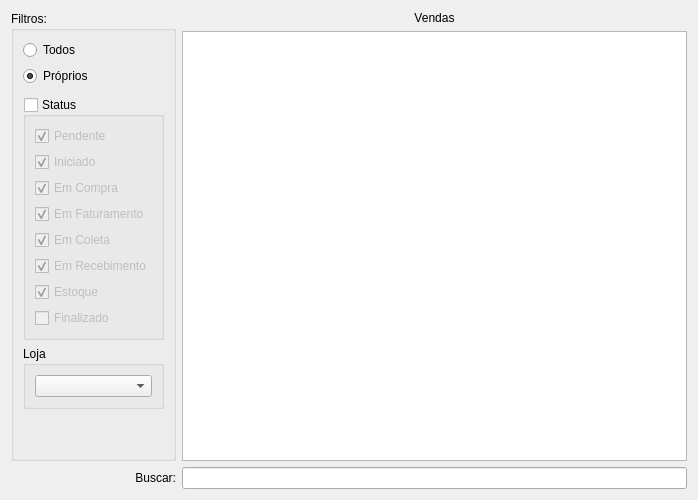
Above: ui/widgetvenda.ui from lellisls/ERP-STACCATO before the change. Below: the same form after it.
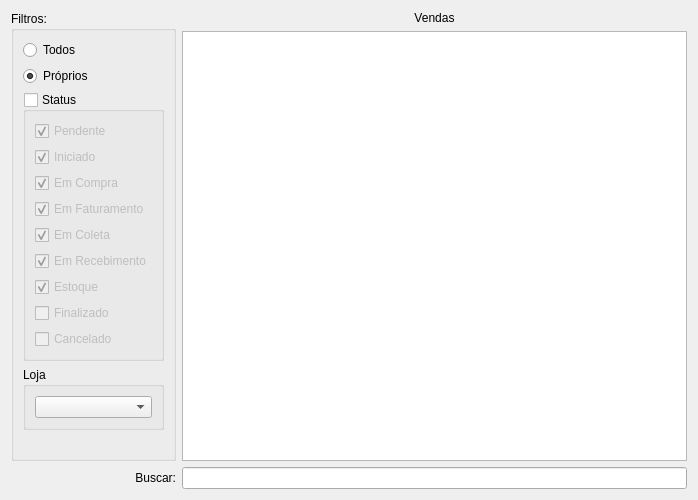
That is the form after the change. Custom widgets are drawn as their Qt base class.

```diff
--- a/ui/widgetvenda.ui
+++ b/ui/widgetvenda.ui
@@ -45,8 +45,41 @@
         <bool>false</bool>
        </property>
        <layout class="QGridLayout" name="gridLayout_8">
-        <item row="3" column="0">
-         <widget class="QGroupBox" name="groupBoxStatusVenda">
+        <item row="0" column="0">
+         <widget class="QRadioButton" name="radioButtonTodos">
+          <property name="text">
+           <string>Todos</string>
+          </property>
+          <property name="checked">
+           <bool>false</bool>
+          </property>
+         </widget>
+        </item>
+        <item row="4" column="0">
+         <spacer name="verticalSpacer">
+          <property name="orientation">
+           <enum>Qt::Vertical</enum>
+          </property>
+          <property name="sizeHint" stdset="0">
+           <size>
+            <width>20</width>
+            <height>40</height>
+           </size>
+          </property>
+         </spacer>
+        </item>
+        <item row="1" column="0">
+         <widget class="QRadioButton" name="radioButtonProprios">
+          <property name="text">
+           <string>Próprios</string>
+          </property>
+          <property name="checked">
+           <bool>true</bool>
+          </property>
+         </widget>
+        </item>
+        <item row="2" column="0">
+         <widget class="QGroupBox" name="groupBoxStatus">
           <property name="title">
            <string>Status</string>
           </property>
@@ -83,6 +116,32 @@
              </property>
             </widget>
            </item>
+           <item row="0" column="0">
+            <widget class="QCheckBox" name="checkBoxPendente">
+             <property name="enabled">
+              <bool>true</bool>
+             </property>
+             <property name="text">
+              <string>Pendente</string>
+             </property>
+             <property name="checked">
+              <bool>true</bool>
+             </property>
+            </widget>
+           </item>
+           <item row="5" column="0">
+            <widget class="QCheckBox" name="checkBoxEmRecebimento">
+             <property name="enabled">
+              <bool>true</bool>
+             </property>
+             <property name="text">
+              <string>Em Recebimento</string>
+             </property>
+             <property name="checked">
+              <bool>true</bool>
+             </property>
+            </widget>
+           </item>
            <item row="3" column="0">
             <widget class="QCheckBox" name="checkBoxVendaEmFaturamento">
              <property name="enabled">
@@ -109,32 +168,6 @@
              </property>
             </widget>
            </item>
-           <item row="5" column="0">
-            <widget class="QCheckBox" name="checkBoxVendaEmRecebimento">
-             <property name="enabled">
-              <bool>true</bool>
-             </property>
-             <property name="text">
-              <string>Em Recebimento</string>
-             </property>
-             <property name="checked">
-              <bool>true</bool>
-             </property>
-            </widget>
-           </item>
-           <item row="0" column="0">
-            <widget class="QCheckBox" name="checkBoxVendaPendente">
-             <property name="enabled">
-              <bool>true</bool>
-             </property>
-             <property name="text">
-              <string>Pendente</string>
-             </property>
-             <property name="checked">
-              <bool>true</bool>
-             </property>
-            </widget>
-           </item>
            <item row="6" column="0">
             <widget class="QCheckBox" name="checkBoxVendaEstoque">
              <property name="enabled">
@@ -158,10 +191,20 @@
              </property>
             </widget>
            </item>
+           <item row="8" column="0">
+            <widget class="QCheckBox" name="checkBoxCancelado">
+             <property name="enabled">
+              <bool>true</bool>
+             </property>
+             <property name="text">
+              <string>Cancelado</string>
+             </property>
+            </widget>
+           </item>
           </layout>
          </widget>
         </item>
-        <item row="4" column="0">
+        <item row="3" column="0">
          <widget class="QGroupBox" name="groupBoxLojas">
           <property name="title">
            <string>Loja</string>
@@ -173,55 +216,6 @@
           </layout>
          </widget>
         </item>
-        <item row="5" column="0">
-         <spacer name="verticalSpacer">
-          <property name="orientation">
-           <enum>Qt::Vertical</enum>
-          </property>
-          <property name="sizeHint" stdset="0">
-           <size>
-            <width>20</width>
-            <height>40</height>
-           </size>
-          </property>
-         </spacer>
-        </item>
-        <item row="0" column="0">
-         <widget class="QRadioButton" name="radioButtonVendLimpar">
-          <property name="text">
-           <string>Todos</string>
-          </property>
-          <property name="checked">
-           <bool>false</bool>
-          </property>
-         </widget>
-        </item>
-        <item row="1" column="0">
-         <widget class="QRadioButton" name="radioButtonVendProprios">
-          <property name="text">
-           <string>Próprios</string>
-          </property>
-          <property name="checked">
-           <bool>true</bool>
-          </property>
-         </widget>
-        </item>
-        <item row="2" column="0">
-         <spacer name="verticalSpacer_7">
-          <property name="orientation">
-           <enum>Qt::Vertical</enum>
-          </property>
-          <property name="sizeType">
-           <enum>QSizePolicy::Fixed</enum>
-          </property>
-          <property name="sizeHint" stdset="0">
-           <size>
-            <width>20</width>
-            <height>5</height>
-           </size>
-          </property>
-         </spacer>
-        </item>
        </layout>
       </widget>
      </item>
```
Left out of the diff: 16 changed lines with no effect on the pictures.
